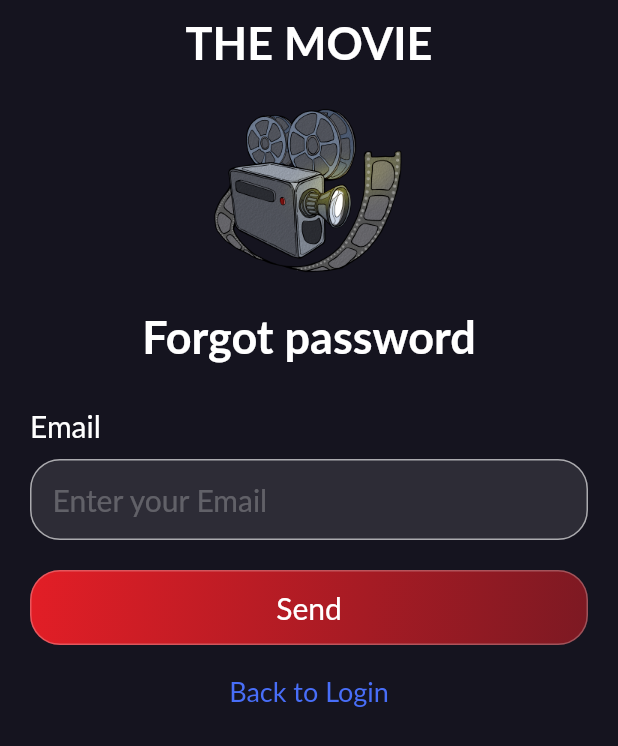
After one commit to viettranvan/spending_management, a Flutter app: the screen it shows after launch, after a tap on "Quên mật khẩu?", on a phone screen of 412 x 824 dp. The commit adds this screen. Shown: the top 746 px of the screen. Run offline on Flutter 3.47's test engine with Material 2 defaults, Android fonts, the phone set to English and light mode, and no system bars; our stand-ins replace bloc, firebase_auth, firebase_core, flutter_bloc, shared_preferences; accounts and stored records are empty; Roboto replaces fonts that are missing (Lato).

Commit message:
forgot password UI

```diff
--- /dev/null
+++ b/lib/UI/forgot_password/bloc/forgot_password_bloc.dart
@@ -0,0 +1,13 @@
+import 'package:bloc/bloc.dart';
+import 'package:meta/meta.dart';
+
+part 'forgot_password_event.dart';
+part 'forgot_password_state.dart';
+
+class ForgotPasswordBloc extends Bloc<ForgotPasswordEvent, ForgotPasswordState> {
+  ForgotPasswordBloc() : super(ForgotPasswordInitial()) {
+    on<ForgotPasswordEvent>((event, emit) {
+      // TODO: implement event handler
+    });
+  }
+}
--- /dev/null
+++ b/lib/UI/forgot_password/bloc/forgot_password_event.dart
@@ -0,0 +1,4 @@
+part of 'forgot_password_bloc.dart';
+
+@immutable
+abstract class ForgotPasswordEvent {}
--- /dev/null
+++ b/lib/UI/forgot_password/bloc/forgot_password_state.dart
@@ -0,0 +1,6 @@
+part of 'forgot_password_bloc.dart';
+
+@immutable
+abstract class ForgotPasswordState {}
+
+class ForgotPasswordInitial extends ForgotPasswordState {}
--- /dev/null
+++ b/lib/UI/forgot_password/view/forgot_password_page.dart
@@ -0,0 +1,17 @@
+import 'package:flutter/material.dart';
+import 'package:flutter_bloc/flutter_bloc.dart';
+import 'package:spending_management/UI/forgot_password/bloc/forgot_password_bloc.dart';
+import 'package:spending_management/UI/forgot_password/view/forgot_password_view.dart';
+
+class ForgotPasswordPage extends StatelessWidget {
+  static const String id = 'forgot_password';
+  const ForgotPasswordPage({ Key? key }) : super(key: key);
+
+  @override
+  Widget build(BuildContext context) {
+    return BlocProvider(
+      create: (context) => ForgotPasswordBloc(),
+      child: const ForgotPasswordView(),
+    );
+  }
+}
--- /dev/null
+++ b/lib/UI/forgot_password/view/forgot_password_view.dart
@@ -0,0 +1,127 @@
+import 'package:flutter/material.dart';
+import 'package:flutter_bloc/flutter_bloc.dart';
+import 'package:spending_management/UI/sign_in/view/sign_in_page.dart';
+
+import '../../../components/components.dart';
+import '../../../utils/utils.dart';
+import '../bloc/forgot_password_bloc.dart';
+
+class ForgotPasswordView extends StatelessWidget {
+  const ForgotPasswordView({Key? key}) : super(key: key);
+
+  @override
+  Widget build(BuildContext context) {
+    // ForgotPasswordBloc _bloc = BlocProvider.of<ForgotPasswordBloc>(context);
+
+    void backToLogin() {
+      Navigator.of(context).pushReplacementNamed(SignInPage.id);
+    }
+
+    void onSendEmail() async {
+      //   showDialog(
+      //     context: context,
+      //     barrierDismissible: false,
+      //     builder: (context) => const LoadingDialog(),
+      //   );
+
+      //   BlocProvider.of<ForgotPasswordBloc>(context)
+      //       .add(SendEmailRequest(email: _bloc.emailController.text));
+    }
+
+    return Scaffold(
+      body: SafeArea(
+        child: SingleChildScrollView(
+          child: Padding(
+            padding: const EdgeInsets.symmetric(horizontal: 20.0),
+            child: Column(
+              crossAxisAlignment: CrossAxisAlignment.start,
+              children: [
+                const SizedBox(height: 10.0),
+                Center(
+                    child: Text('THE MOVIE',
+                        style: kTextSize30w400White.copyWith(
+                            fontWeight: FontWeight.bold))),
+                Center(
+                  child: SizedBox(
+                    height: 150.0,
+                    width: 150.0,
+                    child: Image.asset(
+                      'assets/images/themovie_app_icon.png',
+                      fit: BoxFit.cover,
+                    ),
+                  ),
+                ),
+                const SizedBox(height: 10.0),
+                Center(
+                    child: Text('Forgot password',
+                        style: kTextSize30w400White.copyWith(
+                            fontWeight: FontWeight.bold))),
+
+                const SizedBox(height: 20.0),
+
+                // BlocBuilder<ForgotPasswordBloc, ForgotPasswordState>(
+                //   builder: (context, state) {
+                //     switch (state.runtimeType) {
+                //       case SendEmailFailure:
+                //         Navigator.maybePop(context);
+                //         return ErrorMessageBox(
+                //             message: (state as SendEmailFailure).errorMessage);
+                //       case SendEmailSuccess:
+                //         Navigator.maybePop(context);
+                //         Future.delayed(
+                //           Duration.zero,
+                //           () => showDialog(
+                //             context: context,
+                //             barrierDismissible: false,
+                //             builder: (context) => CustomDialog(
+                //               title: 'Notifications!',
+                //               content:
+                //                   'Password reset link has been sent to your email!',
+                //               onSubmit: () {
+                //                 Navigator.pop(context);
+                //                 backToLogin();
+                //               },
+                //               hasTwoButton: false,
+                //             ),
+                //           ),
+                //         );
+                //         break;
+                //       default:
+                //         return const SizedBox();
+                //     }
+                //     return const SizedBox();
+                //   },
+                // ),
+
+                const SizedBox(height: 10.0),
+                const Text('Email', style: kTextSize20w400White),
+                const SizedBox(height: 10.0),
+                ReusableTextField(
+                  hintText: 'Enter your Email',
+                  controller: TextEditingController(),
+                  keyboardType: TextInputType.emailAddress,
+                  textInputAction: TextInputAction.done,
+                ),
+                const SizedBox(height: 20.0),
+                ReusableButton(
+                  onTap: () => onSendEmail(),
+                  buttonTitle: 'Send',
+                  buttonColor: AppColor.red,
+                ),
+                const SizedBox(height: 20.0),
+                Center(
+                  child: GestureDetector(
+                    onTap: () => backToLogin(),
+                    child:
+                        const Text('Back to Login', style: kTextSize18w400Blue),
+                  ),
+                ),
+                const SizedBox(height: 20.0),
+              ],
+            ),
+          ),
+        ),
+      ),
+    );
+  }
+}
--- a/lib/UI/sign_in/view/sign_in_view.dart
+++ b/lib/UI/sign_in/view/sign_in_view.dart
@@ -5,6 +5,7 @@ import 'package:spending_management/UI/sign_in/bloc/sign_in_bloc.dart';
 import '../../../components/components.dart';
 import '../../../models/models.dart';
 import '../../../utils/utils.dart';
+import '../../forgot_password/view/forgot_password_page.dart';
 import '../../main_page/view/main_page.dart';
 import '../../sign_up/view/sign_up_page.dart';
 
@@ -33,9 +34,9 @@ class SignInView extends StatelessWidget {
       Navigator.of(context).pushNamed(SignUpPage.id);
     }
 
-    // void gotoForgotPassword() {
-    //   Navigator.of(context).pushNamed(ForgotPasswordPage.id);
-    // }
+    void gotoForgotPassword() {
+      Navigator.of(context).pushNamed(ForgotPasswordPage.id);
+    }
 
     void gotoMainPage(Authentication auth) async {
       // await HelperSharedPreferences.saveUid(auth.uid);
@@ -139,7 +140,7 @@ class SignInView extends StatelessWidget {
                     children: [
                       const Spacer(),
                       GestureDetector(
-                        onTap: () => {},
+                        onTap: () => gotoForgotPassword(),
                         child: const Text('Quên mật khẩu?',
                             style: kTextSize20w400Blue),
                       ),
--- a/lib/UI/sign_up/view/sign_up_view.dart
+++ b/lib/UI/sign_up/view/sign_up_view.dart
@@ -29,9 +29,7 @@ class SignUpView extends StatelessWidget {
     }
 
     void backToLogin() {
-      WidgetsBinding.instance!.addPostFrameCallback((_) {
-        Navigator.of(context).pushReplacementNamed(SignInPage.id);
-      });
+      Navigator.of(context).pushReplacementNamed(SignInPage.id);
     }
 
     return Scaffold(
@@ -74,7 +72,9 @@ class SignUpView extends StatelessWidget {
                       case SignUpSuccess:
                         // close loading dialog
                         Navigator.maybePop(context);
-                        backToLogin();
+                        WidgetsBinding.instance!.addPostFrameCallback((_) {
+                          backToLogin();
+                        });
                         break;
                       default:
                         return const SizedBox();
--- a/lib/main.dart
+++ b/lib/main.dart
@@ -2,6 +2,7 @@ import 'package:firebase_core/firebase_core.dart';
 import 'package:flutter/material.dart';
 import 'package:spending_management/UI/main_page/view/main_page.dart';
 import 'package:spending_management/UI/sign_up/view/sign_up_page.dart';
+import 'UI/forgot_password/view/forgot_password_page.dart';
 
 import 'UI/sign_in/view/sign_in_page.dart';
 import 'utils/utils.dart';
@@ -19,7 +20,7 @@ class SpendingManagement extends StatelessWidget{
   @override
   Widget build(BuildContext context) {
     return MaterialApp(
-      title: 'The Movie App',
+      title: 'Spending Management App',
       debugShowCheckedModeBanner: false,
       theme: ThemeData(
           // Define the default brightness and colors.
@@ -30,6 +31,7 @@ class SpendingManagement extends StatelessWidget{
       routes: {
         SignInPage.id: (context) => const SignInPage(),
         SignUpPage.id: (context) => const SignUpPage(),
+        ForgotPasswordPage.id: (context) => const ForgotPasswordPage(),
         MainPage.id: (context) => const MainPage(),
       },
     );
```
